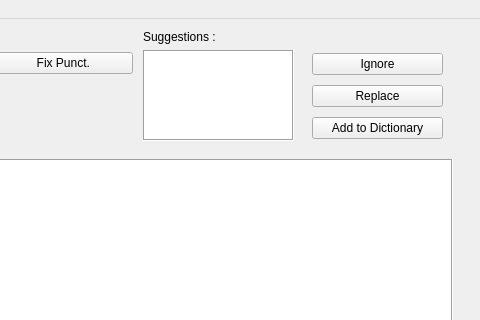
Above: mainwindow.ui from mohammadKhalifa/C-Spell before the change; both pictures show x 318 to 798 and y 0 to 320 of the 798 by 575 pixel window. Below: the same form after it.
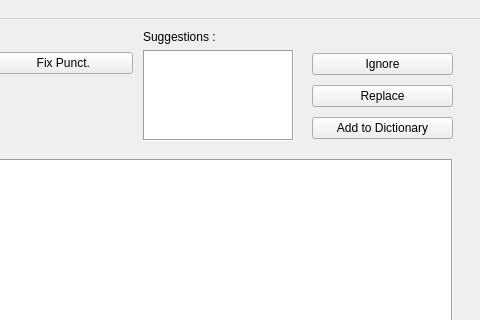
That is the form after the change.

What changed in the file:
```diff
--- a/mainwindow.ui
+++ b/mainwindow.ui
@@ -50,7 +50,7 @@
      </item>
     </layout>
    </widget>
-   <widget class="QWidget" name="">
+   <widget class="QWidget" name="layoutWidget">
     <property name="geometry">
      <rect>
       <x>30</x>
@@ -85,12 +85,12 @@
      </item>
     </layout>
    </widget>
-   <widget class="QWidget" name="">
+   <widget class="QWidget" name="layoutWidget">
     <property name="geometry">
      <rect>
       <x>630</x>
       <y>30</y>
-      <width>131</width>
+      <width>141</width>
       <height>95</height>
      </rect>
     </property>
@@ -118,7 +118,7 @@
      </item>
     </layout>
    </widget>
-   <widget class="QWidget" name="">
+   <widget class="QWidget" name="layoutWidget">
     <property name="geometry">
      <rect>
       <x>461</x>
```
Left out of the diff: 7 changed lines with no effect on the pictures.
